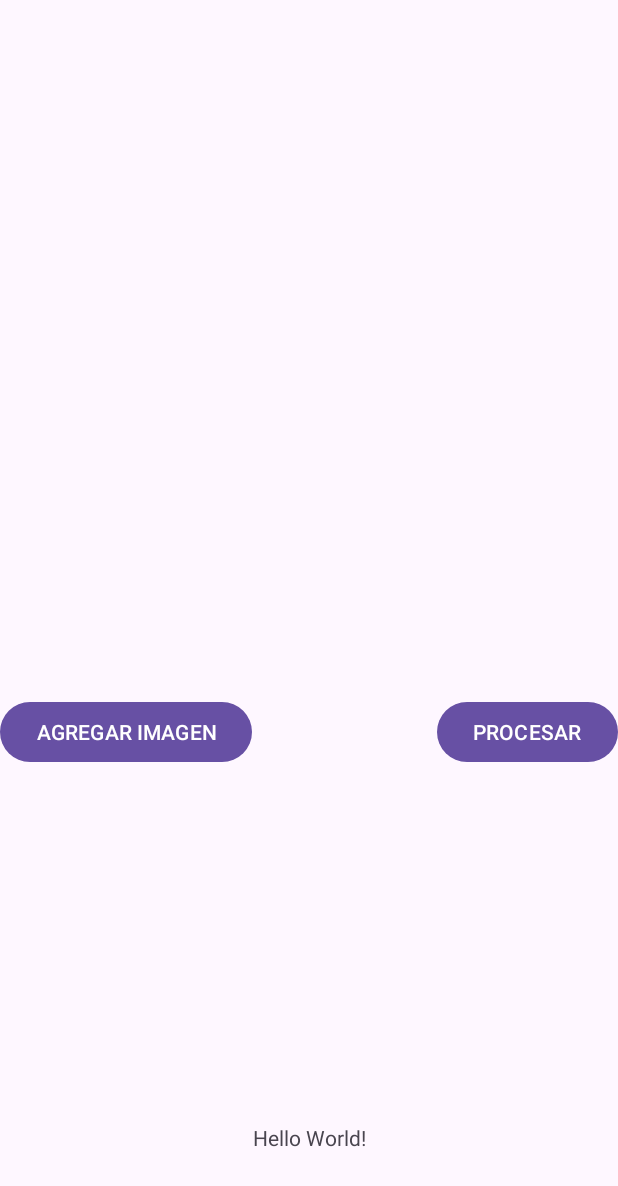
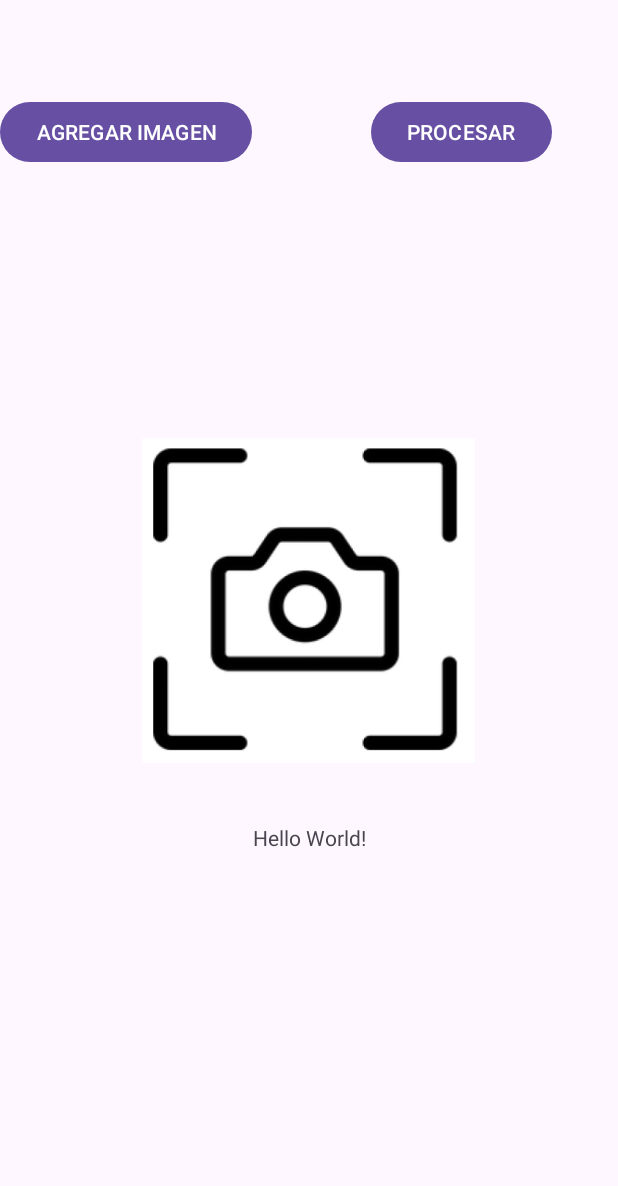
Before and after one commit to Ion25/ALEA, an Android app: the screen it shows after launch (MainActivity), after a tap on "PROCESAR", on a phone screen of 412 x 824 dp. Shown: the top 1186 px of the screen. Run offline under Robolectric (Android 15) with nearby library versions, the phone set to English and light mode, and no system bars; our stand-ins replace navigation-ui; 1 statement that could not run was skipped; 1 other tap on this screen came first.

Commit message:
Escaner prototipo

```diff
--- a/app/src/main/res/layout/fragment_scanner_label.xml
+++ b/app/src/main/res/layout/fragment_scanner_label.xml
@@ -7,9 +7,11 @@
 
     <ImageView
         android:id="@+id/ivSource"
-        android:layout_width="300dp"
-        android:layout_height="400dp"
+        android:layout_width="187dp"
+        android:layout_height="49dp"
+        android:layout_marginTop="512dp"
         app:layout_constraintEnd_toEndOf="parent"
+        app:layout_constraintHorizontal_bias="0.433"
         app:layout_constraintStart_toStartOf="parent"
         app:layout_constraintTop_toTopOf="parent"
         tools:srcCompat="@tools:sample/avatars" />
@@ -19,16 +21,17 @@
         android:layout_width="wrap_content"
         android:layout_height="wrap_content"
         android:text="AGREGAR IMAGEN"
-        app:layout_constraintStart_toStartOf="parent"
-        app:layout_constraintTop_toBottomOf="@+id/ivSource" />
+        app:layout_constraintBottom_toTopOf="@+id/imageView"
+        app:layout_constraintStart_toStartOf="parent" />
 
     <Button
         android:id="@+id/btnProc"
         android:layout_width="wrap_content"
         android:layout_height="wrap_content"
+        android:layout_marginEnd="44dp"
         android:text="PROCESAR"
-        app:layout_constraintEnd_toEndOf="parent"
-        app:layout_constraintTop_toBottomOf="@+id/ivSource" />
+        app:layout_constraintBottom_toTopOf="@+id/imageView"
+        app:layout_constraintEnd_toEndOf="parent" />
 
     <TextView
         android:id="@+id/tvResult"
@@ -41,4 +44,15 @@
         app:layout_constraintStart_toStartOf="parent"
         app:layout_constraintTop_toBottomOf="@+id/btnAdd" />
 
+    <ImageView
+        android:id="@+id/ivCaptureImage"
+        android:layout_width="222dp"
+        android:layout_height="225dp"
+        android:layout_marginTop="224dp"
+        android:src="@mipmap/ic_channel_foreground"
+        app:layout_constraintEnd_toEndOf="parent"
+        app:layout_constraintHorizontal_bias="0.497"
+        app:layout_constraintStart_toStartOf="parent"
+        app:layout_constraintTop_toTopOf="parent" />
+
 </androidx.constraintlayout.widget.ConstraintLayout>
--- /dev/null
+++ b/app/src/main/res/mipmap-anydpi-v26/ic_channel.xml
@@ -0,0 +1,5 @@
+<?xml version="1.0" encoding="utf-8"?>
+<adaptive-icon xmlns:android="http://schemas.android.com/apk/res/android">
+    <background android:drawable="@drawable/ic_channel_background"/>
+    <foreground android:drawable="@mipmap/ic_channel_foreground"/>
+</adaptive-icon>
--- /dev/null
+++ b/app/src/main/res/xml/file_paths.xml
@@ -0,0 +1,5 @@
+<paths>
+    <external-path
+        name="external_files"
+        path="." />
+</paths>
```
Also changed, not shown: app/src/main/AndroidManifest.xml (+14 -0 lines), app/src/main/java/com/example/alea/scanner_label.kt (+103 -5 lines), app/src/main/res/drawable/ic_channel_background.xml (added, +73 -0 lines), app/src/main/res/mipmap-xhdpi/ic_channel.png (added), app/src/main/res/mipmap-xhdpi/ic_channel_foreground.png (added).
